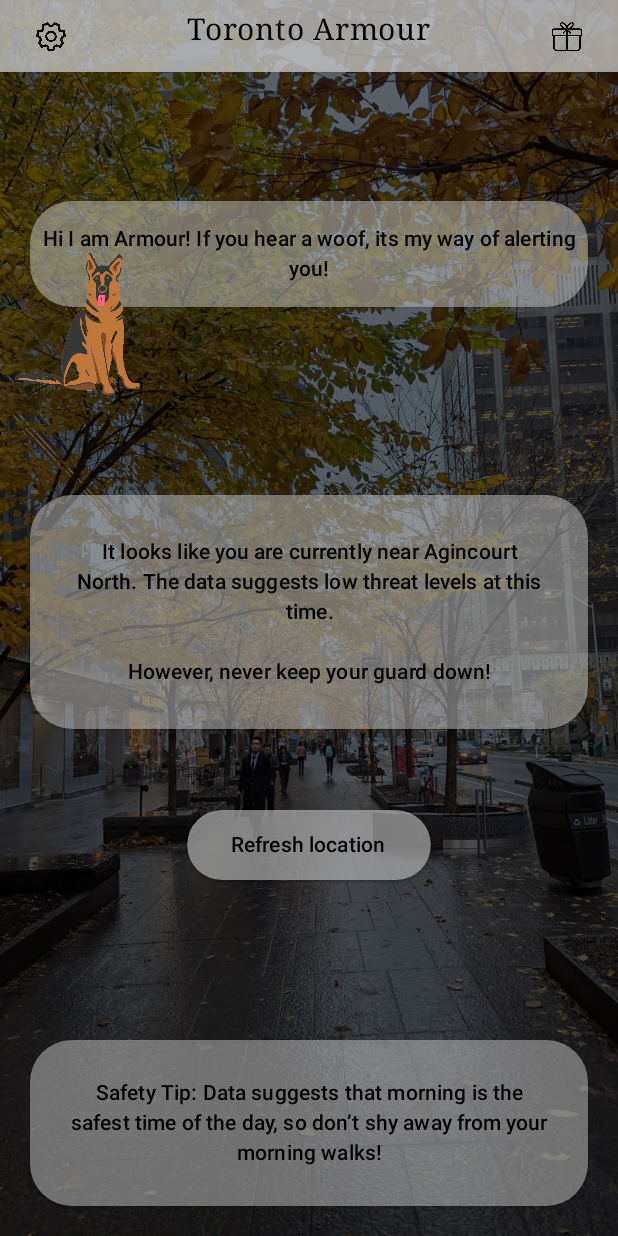
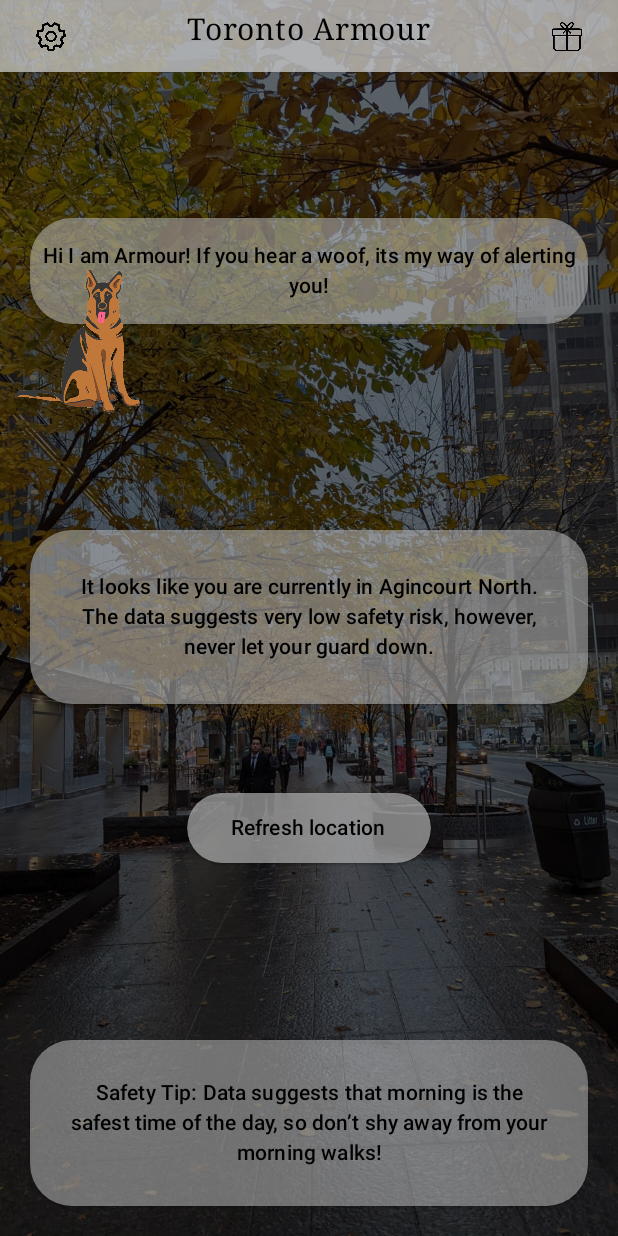
Before and after one commit to pandyah5/StaySafe, an Android app built with Jetpack Compose: the screen it shows after launch (HomeScreen), after a tap on "Armour logo", on a phone screen of 412 x 824 dp. Run offline under Robolectric (Android 15) with nearby library versions, the phone set to English and light mode, and no system bars; libraries missing offline, so code that uses them is left out: org.apache.commons; 4 statements that could not run were skipped.

Commit message:
Code to add custom safety message based on fatality score

```diff
--- a/app/src/main/java/com/hp/staysafe/HomeScreen.kt
+++ b/app/src/main/java/com/hp/staysafe/HomeScreen.kt
@@ -85,6 +85,28 @@ fun PreviewHomeScreen() {
 @Composable
 fun HomeScreen(safetyAnalysis: String,
                safetyTip: String){
+    println(">>> INFO: Drafting the safety risk message")
+    var safetyMessage = ""
+    if (Global.fatalityScore <= 0.2) {
+        safetyMessage = "The data suggests very low safety risk, however, never let your guard down."
+    }
+    else if (0.2 < Global.fatalityScore && Global.fatalityScore <= 0.4) {
+        safetyMessage = "The data suggests low safety risk, however, never let your guard down."
+    }
+    else if (0.4 < Global.fatalityScore && Global.fatalityScore <= 0.6) {
+        safetyMessage = "The data suggests moderate safety risk, please be vigilant at all times."
+    }
+    else if (0.6 < Global.fatalityScore && Global.fatalityScore <= 0.8) {
+        safetyMessage = "The data suggests high safety risk, please consider staying indoors."
+    }
+    else if (0.8 < Global.fatalityScore && Global.fatalityScore <= 1) {
+        safetyMessage = "The data suggests high safety risk, please consider staying indoors."
+    }
+    else {
+        safetyMessage = "Error in analyzing safety risk."
+        println(">>> ERROR: Fatality score is not in the expected range. Please debug the error")
+    }
+
     println(">>> INFO: Building Homescreen!")
     val transparency = 0.5f
 
@@ -178,7 +200,7 @@ fun HomeScreen(safetyAnalysis: String,
                 horizontalArrangement = Arrangement.Center) {
                 Text (
                     modifier = Modifier.padding(all = 8.dp),
-                    text = "$safetyAnalysis",
+                    text = "It looks like you are currently in ${Global.currentNeighbourhood}. $safetyMessage",
                     style = MaterialTheme.typography.titleSmall,
                     textAlign = TextAlign.Center
                 )
--- a/app/src/main/java/com/hp/staysafe/MainActivity.kt
+++ b/app/src/main/java/com/hp/staysafe/MainActivity.kt
@@ -55,6 +55,7 @@ public class Global {
         @JvmField
         var entrees: MutableList<neighbourhoodXY> = mutableListOf()
         var currentNeighbourhood: String = "defaultNeighbourhood"
+        var fatalityScore: Double = -1.0
 
         private fun deg2rad(deg: Double) : Double{
             return deg * (PI /180)
@@ -85,7 +86,7 @@ public class Global {
                 val neighbourhoodLat = item.Lat
                 val neighbourhoodLon = item.Lon
 
-                var distanceFromUser = getDistanceFromLatLonInKm(43.764081, -79.488275, neighbourhoodLat, neighbourhoodLon)
+                var distanceFromUser = getDistanceFromLatLonInKm(43.745324, -79.514379, neighbourhoodLat, neighbourhoodLon)
                 println("$neighbourhoodName: $distanceFromUser")
 
                 if (distanceFromUser < minimumDistance) {
@@ -102,7 +103,6 @@ public class Global {
 
 class MainActivity : ComponentActivity() {
     lateinit var fusedLocationProviderClient: FusedLocationProviderClient
-    var fatalityScore: Double = -1.0
 
     override fun onCreate(savedInstanceState: Bundle?) {
         super.onCreate(savedInstanceState)
@@ -136,12 +136,12 @@ class MainActivity : ComponentActivity() {
                     Global.setNeighbourhoodFromLatLon(GPSLocation.getLat(), GPSLocation.getLon())
 
                     // Get fatality score from csv data
-                    var fatalityScore = getFatalityScore(todayDate.month, Global.currentNeighbourhood)
-                    if (fatalityScore == -1.0) {
+                    Global.fatalityScore = getFatalityScore(todayDate.month, Global.currentNeighbourhood)
+                    if (Global.fatalityScore == -1.0) {
                         println(">>> ERROR: Could not retrieve fatality score for ${Global.currentNeighbourhood} for ${todayDate.month}")
                     }
                     else {
-                        println(">>> SUCCESS: The fatality score for ${Global.currentNeighbourhood} in ${todayDate.month} is $fatalityScore")
+                        println(">>> SUCCESS: The fatality score for ${Global.currentNeighbourhood} in ${todayDate.month} is ${Global.fatalityScore}")
                     }
 
                     val navigate = Intent(this@MainActivity, HomeScreen::class.java)
```
